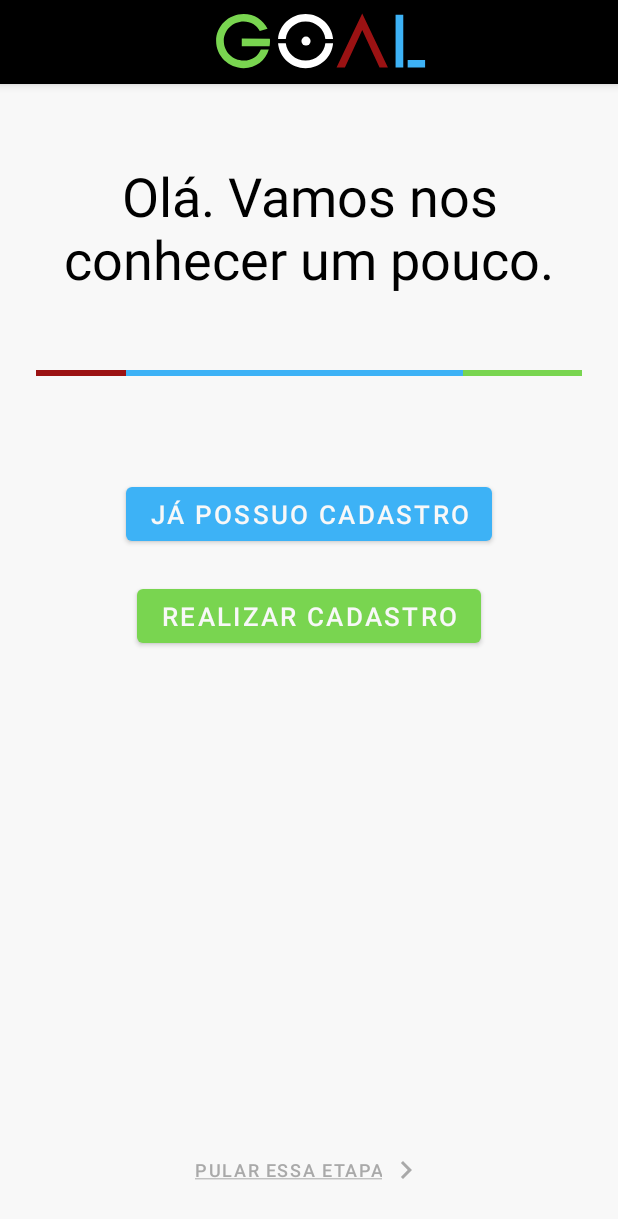
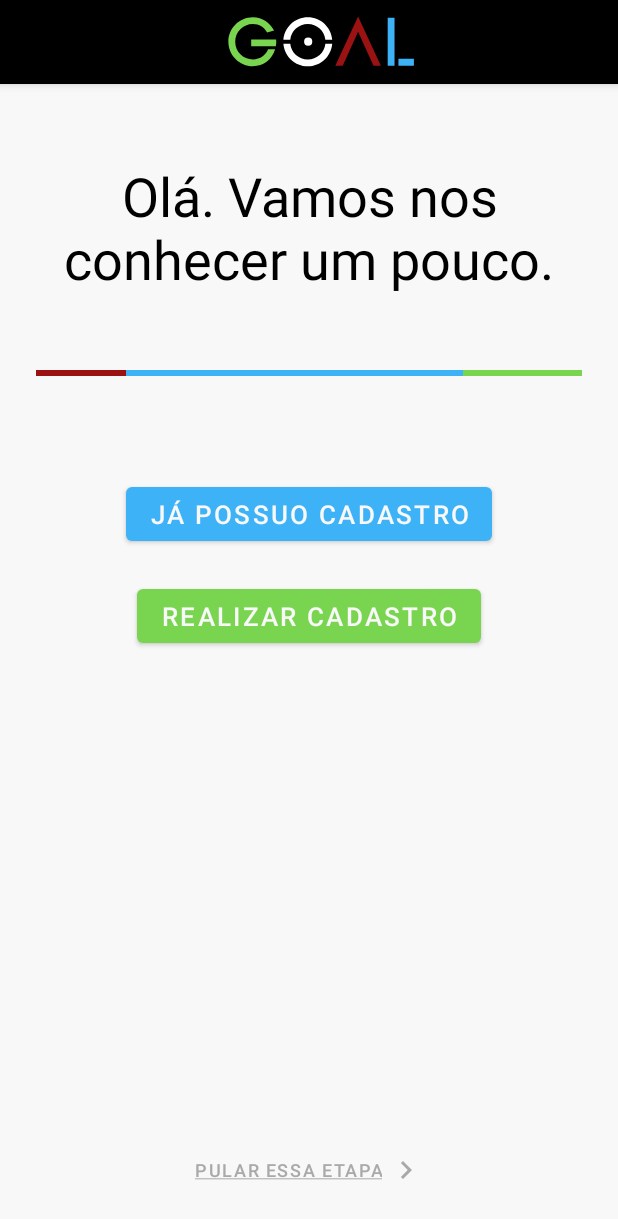
Before and after one commit to GryphoDevelopers/GoalMobile, an Android app: the screen it shows after launch (MainActivity), on a phone screen of 412 x 824 dp. Shown: the top 1219 px of the screen. Run offline under Robolectric (Android 15) with nearby library versions, the phone set to English and light mode, and no system bars.

Commit message:
Correção no Vetor GOAL

```diff
--- a/app/src/main/res/drawable/ic_goal.xml
+++ /dev/null
@@ -1,21 +0,0 @@
-<vector xmlns:android="http://schemas.android.com/apk/res/android"
-    android:width="25dp"
-    android:height="14dp"
-    android:viewportWidth="1366"
-    android:viewportHeight="768">
-  <path
-      android:pathData="M403.31,419.49h37.14c-15.22,51.38 -59.61,88.52 -116.57,88.52c-70.83,0 -128.24,-57.41 -128.24,-128.24s57.41,-128.24 128.24,-128.24c50.7,0 89.47,28.33 110.72,70.09l-36.16,10.44c-14.17,-26.84 -41.01,-44.74 -74.56,-44.74c-51.07,0 -92.45,41.38 -92.45,92.45c0,51.07 41.38,92.46 92.45,92.46C362.96,472.22 390.98,450.45 403.31,419.49zM446.15,379.77c0,8.16 -0.71,16.12 -2.03,23.86h-129.2v-35.79l130.48,0.37C445.78,371.57 446.15,375.67 446.15,379.77z"
-      android:fillColor="#79D550"/>
-  <path
-      android:pathData="M739.15,369.56h-35.91c-5.01,-46.56 -43.9,-82.24 -91.89,-82.24s-86.89,35.69 -91.9,82.24h-35.91c5.21,-66.05 60.41,-118.03 127.8,-118.03C678.74,251.52 733.94,303.5 739.15,369.56zM611.35,508.01c-67.39,0 -122.6,-51.98 -127.8,-118.03h35.91c5.01,46.56 43.9,82.24 91.9,82.24c47.99,0 86.88,-35.69 91.89,-82.24h35.91C733.94,456.03 678.74,508.01 611.35,508.01z"
-      android:fillColor="#FFFFFF"/>
-  <path
-      android:pathData="M993.87,505.03H955.1l-24.23,-53.68h-0.13l-56.17,-123.77l-56.16,123.77h-0.13l-24.23,53.68h-38.77l119.29,-256.49L993.87,505.03z"
-      android:fillColor="#9B1213"/>
-  <path
-      android:pathData="M1029.47,254.51h35.79v250.52h-35.79V254.51zM1085.68,505.03v-35.79h80.98v35.79H1085.68z"
-      android:fillColor="#3DB2F6"/>
-  <path
-      android:pathData="M613.36,379.77m-21.34,0a21.34,21.34 0,1 1,42.68 0a21.34,21.34 0,1 1,-42.68 0"
-      android:fillColor="#FFFFFF"/>
-</vector>
--- /dev/null
+++ b/app/src/main/res/drawable/vector_goal.xml
@@ -0,0 +1,19 @@
+<vector xmlns:android="http://schemas.android.com/apk/res/android"
+    android:width="174.307287dp"
+    android:height="98dp"
+    android:viewportWidth="1366"
+    android:viewportHeight="768">
+
+    <path
+        android:fillColor="#79D550"
+        android:pathData="M403.31,419.49h37.14c-15.22,51.38 -59.61,88.52 -116.57,88.52c-70.83,0 -128.24,-57.41 -128.24,-128.24s57.41,-128.24 128.24,-128.24c50.7,0 89.47,28.33 110.72,70.09l-36.16,10.44c-14.17,-26.84 -41.01,-44.74 -74.56,-44.74c-51.07,0 -92.45,41.38 -92.45,92.45c0,51.07 41.38,92.46 92.45,92.46C362.96,472.22 390.98,450.45 403.31,419.49zM446.15,379.77c0,8.16 -0.71,16.12 -2.03,23.86h-129.2v-35.79l130.48,0.37C445.78,371.57 446.15,375.67 446.15,379.77z"/>
+    <path android:fillColor="#FFFFFF"
+        android:pathData="M739.15,369.56h-35.91c-5.01,-46.56 -43.9,-82.24 -91.89,-82.24s-86.89,35.69 -91.9,82.24h-35.91c5.21,-66.05 60.41,-118.03 127.8,-118.03C678.74,251.52 733.94,303.5 739.15,369.56zM611.35,508.01c-67.39,0 -122.6,-51.98 -127.8,-118.03h35.91c5.01,46.56 43.9,82.24 91.9,82.24c47.99,0 86.88,-35.69 91.89,-82.24h35.91C733.94,456.03 678.74,508.01 611.35,508.01z"/>
+    <path android:fillColor="#9B1213"
+        android:pathData="M993.87,505.03H955.1l-24.23,-53.68h-0.13l-56.17,-123.77l-56.16,123.77h-0.13l-24.23,53.68h-38.77l119.29,-256.49L993.87,505.03z"/>
+    <path android:fillColor="#3DB2F6"
+        android:pathData="M1029.47,254.51h35.79v250.52h-35.79V254.51zM1085.68,505.03v-35.79h80.98v35.79H1085.68z"/>
+    <path android:fillColor="#FFFFFF"
+        android:pathData="M613.36,379.77m-21.34,0a21.34,21.34 0,1 1,42.68 0a21.34,21.34 0,1 1,-42.68 0"/>
+
+</vector>
--- a/app/src/main/res/layout/tool_bar.xml
+++ b/app/src/main/res/layout/tool_bar.xml
@@ -22,8 +22,8 @@
             android:layout_width="match_parent"
             android:layout_height="match_parent"
             android:padding="100dp"
-            android:scaleType="centerCrop"
-            android:src="@drawable/ic_goal"
+            android:scaleType="center"
+            android:src="@drawable/vector_goal"
             tools:ignore="ContentDescription" />
     </LinearLayout>
 
```
